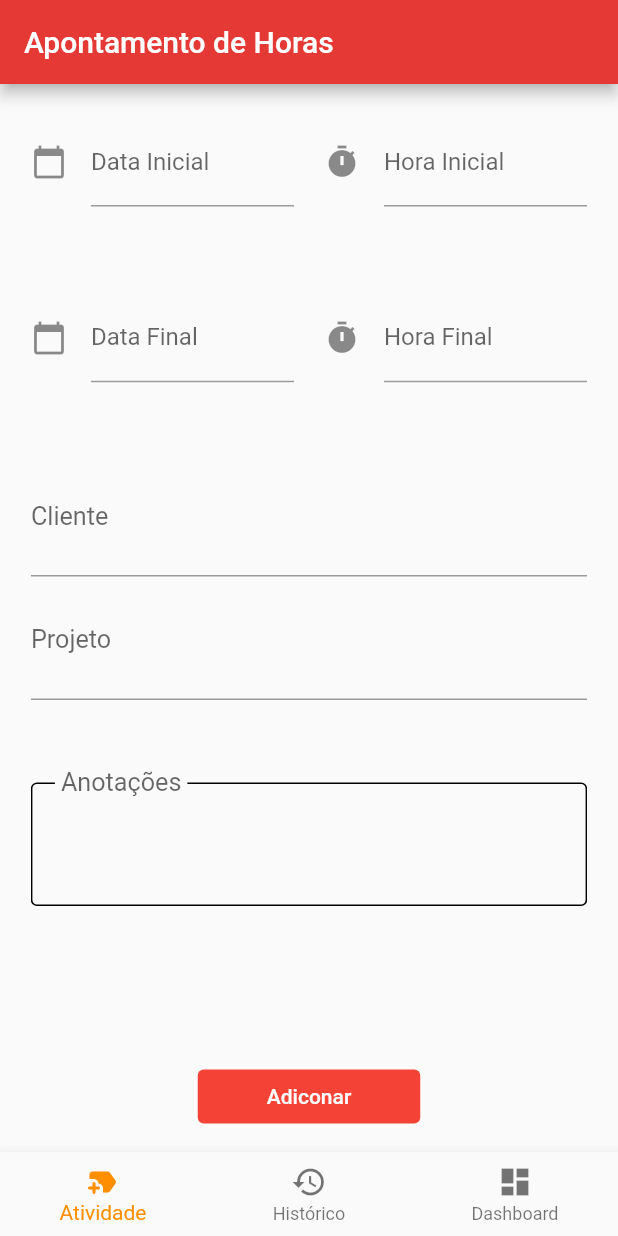
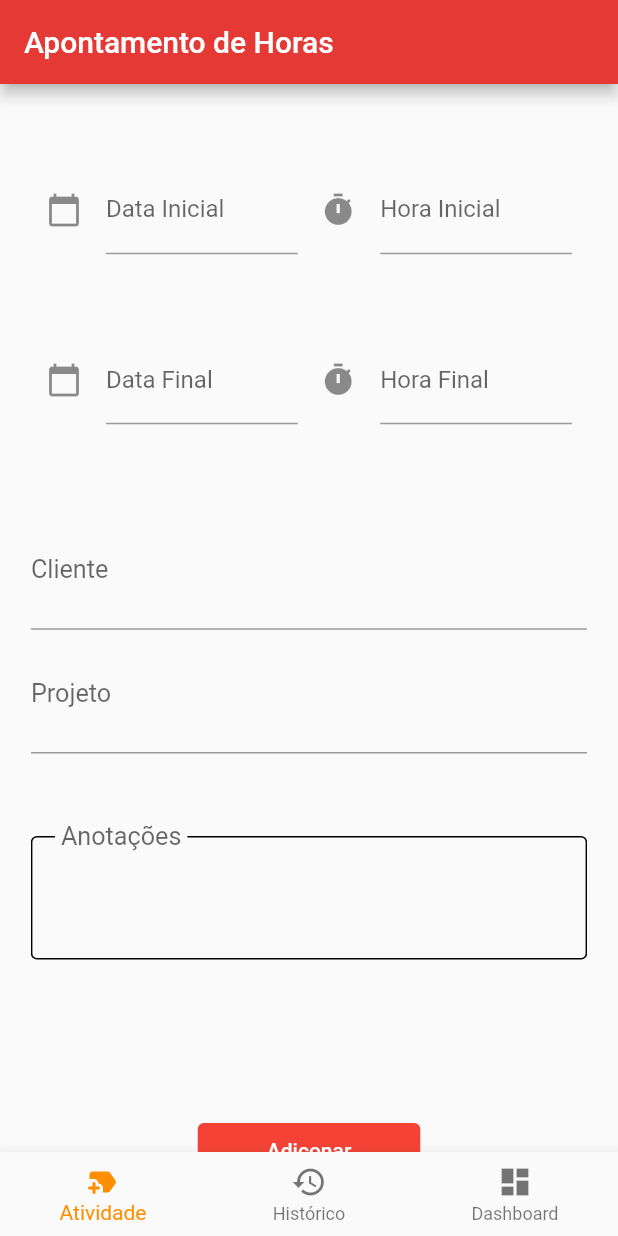
Before and after one commit to RafaGranja/ApontamentoDelp, a Flutter app: the Home screen opened directly, on a phone screen of 412 x 824 dp. Run offline on Flutter 3.47's test engine with Material 2 defaults, Android fonts, the phone set to English and light mode, and no system bars; our stand-ins replace firebase_auth, firebase_core, flutter_easyloading, flutter_spinkit, fluttertoast, google_sign_in; accounts and stored records are empty.

Commit message:
Correção de bug visual no seletor de horas e na sua formatação

```diff
--- a/appdelp/lib/dateInput/time.dart
+++ b/appdelp/lib/dateInput/time.dart
@@ -54,7 +54,7 @@ class _InitTimePickerState extends State<InitTimePicker> {
                       DateTime parsedTime = DateFormat.jm().parse(pickedTime.format(context).toString());
                       //converting to DateTime so that we can further format on different pattern.
                       print(parsedTime); //output 1970-01-01 22:53:00.000
-                      String formattedTime = DateFormat('HH:mm:ss').format(parsedTime);
+                      String formattedTime = DateFormat('HH:mm').format(parsedTime);
                       print(formattedTime); //output 14:59:00
                       //DateFormat() is from intl package, you can format the time on any pattern you need.
 
@@ -122,7 +122,7 @@ class _FinalTimePickerState extends State<FinalTimePicker> {
                       DateTime parsedTime = DateFormat.jm().parse(pickedTime.format(context).toString());
                       //converting to DateTime so that we can further format on different pattern.
                       print(parsedTime); //output 1970-01-01 22:53:00.000
-                      String formattedTime = DateFormat('HH:mm:ss').format(parsedTime);
+                      String formattedTime = DateFormat('HH:mm').format(parsedTime);
                       print(formattedTime); //output 14:59:00
                       //DateFormat() is from intl package, you can format the time on any pattern you need.
 
--- a/appdelp/lib/home/home_components.dart
+++ b/appdelp/lib/home/home_components.dart
@@ -103,8 +103,9 @@ class _NovaAtividadeState extends State<NovaAtividade> {
   @override
   Widget build(BuildContext context) {
     return FractionallySizedBox(
-      heightFactor: 1.1,
+      heightFactor: 1.0,
       widthFactor: 0.9,
+      alignment: Alignment.center,
         child: ListView(
           children: const[
           CamposHoras(),
@@ -262,15 +263,26 @@ class _CamposHorasState extends State<CamposHoras> {
   @override
   Widget build(BuildContext context) {
     return Container(
-      height: (MediaQuery.of(context).size.height)/3,
-      child: GridView.count(crossAxisCount: 2,crossAxisSpacing: 20.0,
+      height: (MediaQuery.of(context).size.width)/1.5,
+      padding: EdgeInsets.only(bottom:(MediaQuery.of(context).size.height)/200.0,top: 0.0,left: 10.0,right: 10.0),
+      child: GridView.count(crossAxisCount: 2,
           scrollDirection: Axis.vertical,
           physics: const NeverScrollableScrollPhysics(),
+          crossAxisSpacing: 15.0,
+          mainAxisSpacing: 0.0,
           children:  [
-          Container(alignment: Alignment.center,child:const InitDate()),
-          Container(alignment: Alignment.center,child:const InitTimePicker()),
-          Container(alignment: Alignment.topCenter,child:const FinalDate()),
-          Container(alignment: Alignment.topCenter,child:const FinalTimePicker()),
+          Container(
+            width: 200.0,
+            alignment: Alignment.center,child:const InitDate()),
+          Container(
+             width: 200.0,
+             alignment: Alignment.center,child:const InitTimePicker()),
+          Container(
+             width: 200.0,
+           alignment: Alignment.topCenter,child:const FinalDate()),
+          Container(
+             width: 200.0,
+           alignment: Alignment.topCenter,child:const FinalTimePicker()),
         ]),);
   }
 }
```
